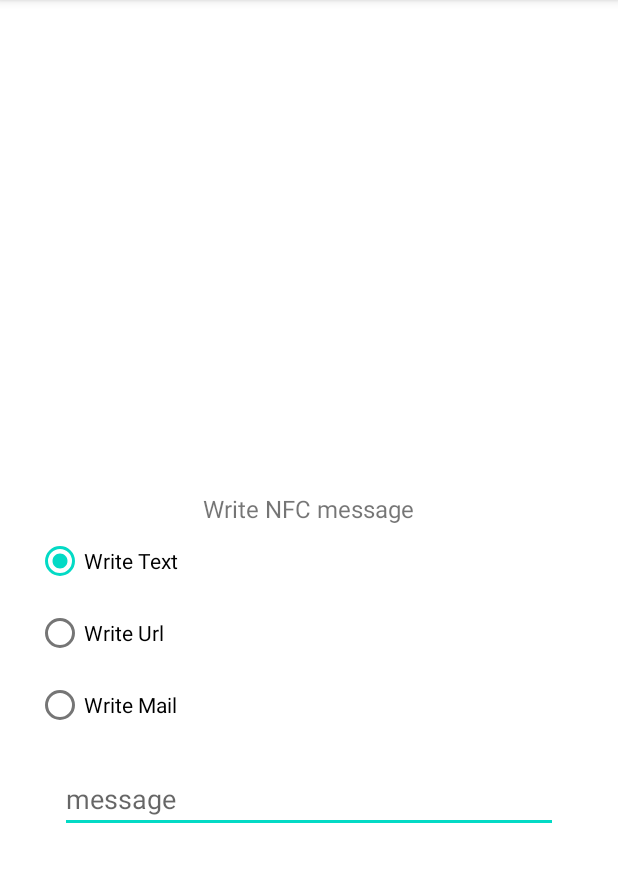
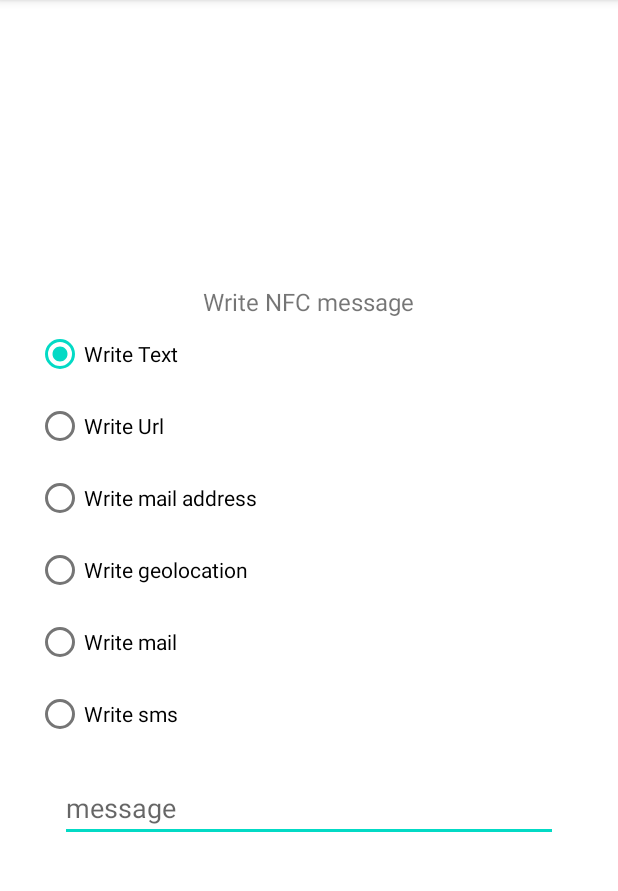
Before and after one commit to vojmahdal/NFC_Library, an Android app: the NfcWriteActivity screen opened directly, with no data from a screen before it, on a phone screen of 412 x 824 dp, the part 84-975 px from its top. Run offline under Robolectric (Android 15) with nearby library versions, the phone set to English and light mode, and no system bars.

Commit message:
Uprava knihovny a sample app

```diff
--- a/app/src/main/res/layout/nfc_read_activity.xml
+++ b/app/src/main/res/layout/nfc_read_activity.xml
@@ -13,7 +13,7 @@
             android:layout_height="wrap_content"
             android:fontFamily="sans-serif"
             android:textStyle="bold"
-            android:text="Machine ID will be here!"
+            android:text="Tap on NFC tag to read"
 
             android:id="@+id/txtviewmachineid"
             android:textSize="20sp"/>
--- a/app/src/main/res/layout/nfc_write_activity.xml
+++ b/app/src/main/res/layout/nfc_write_activity.xml
@@ -14,12 +14,7 @@
         android:layout_margin="24dp"
         android:gravity="center"
         android:orientation="vertical">
-        <ImageView
-            android:id="@+id/imageView"
-            android:layout_width="100dip"
-            android:layout_height="100dip"
-            android:layout_marginBottom="32dp"
-            />
+
 
 
 
@@ -45,10 +40,22 @@
                 android:layout_width="wrap_content"
                 android:layout_height="wrap_content"
                 android:text="Write Url"/>
+            <RadioButton android:id="@+id/radio_mail_address"
+                android:layout_width="wrap_content"
+                android:layout_height="wrap_content"
+                android:text="Write mail address"/>
+            <RadioButton android:id="@+id/radio_geo"
+                android:layout_width="wrap_content"
+                android:layout_height="wrap_content"
+                android:text="Write geolocation"/>
             <RadioButton android:id="@+id/radio_mail"
                 android:layout_width="wrap_content"
                 android:layout_height="wrap_content"
-                android:text="Write Mail"/>
+                android:text="Write mail"/>
+            <RadioButton android:id="@+id/radio_sms"
+                android:layout_width="wrap_content"
+                android:layout_height="wrap_content"
+                android:text="Write sms"/>
         </RadioGroup>
 
         <EditText
@@ -58,6 +65,22 @@
             android:layout_margin="16dp"
             android:hint="message"
             android:inputType="text"/>
+        <EditText
+            android:id="@+id/editSubject"
+            android:layout_width="match_parent"
+            android:layout_height="wrap_content"
+            android:layout_margin="16dp"
+            android:hint="message"
+            android:inputType="text"
+            android:visibility="gone"/>
+        <EditText
+            android:id="@+id/editMessage"
+            android:layout_width="match_parent"
+            android:layout_height="wrap_content"
+            android:layout_margin="16dp"
+            android:hint="message"
+            android:inputType="text"
+            android:visibility="gone"/>
 
 
 
```
Also changed, not shown: app/src/main/java/com/example/nfctictac/NfcWriteActivity.kt (+55 -1 lines), easyNfc/src/main/java/com/example/easynfc/EzNfc.kt (+11 -15 lines), 1 other file.
